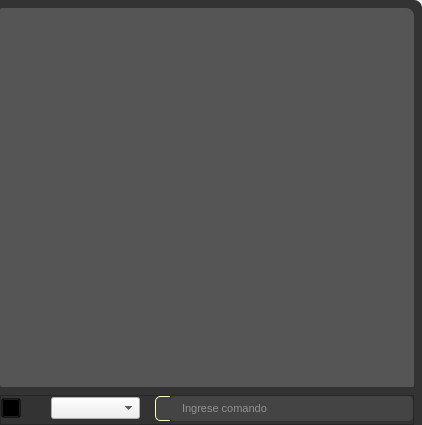
Old version of the form UI/frame_draw.ui in the repository edwinar13/MPM-UN.
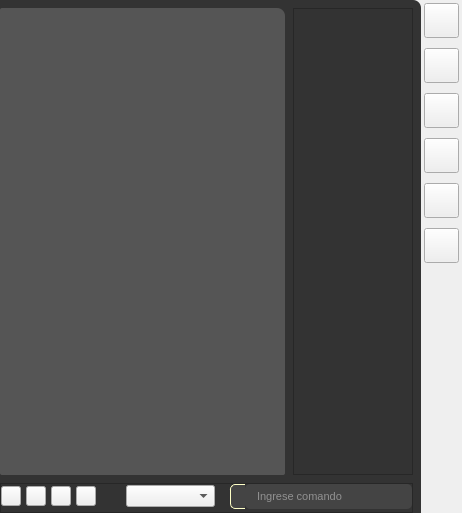
New version of the form. Icons and pictures are not drawn.

Patch:
```diff
--- a/UI/frame_draw.ui
+++ b/UI/frame_draw.ui
@@ -6,8 +6,8 @@
    <rect>
     <x>0</x>
     <y>0</y>
-    <width>422</width>
-    <height>425</height>
+    <width>462</width>
+    <height>513</height>
    </rect>
   </property>
   <property name="windowTitle">
@@ -69,7 +69,7 @@
 border-top-right-radius: 8px ;
 
 }
-QToolButton#toolButton_closeConsole{
+QToolButton[style_console_button=&quot;1&quot;]{
 background-color: transparent;
 }
 
@@ -100,6 +100,11 @@
 border-bottom: 1px solid rgb(254, 255, 198);
 }
 
+#undoView_draw{
+background-color: #333333;
+font: 300 10pt &quot;Ubuntu&quot;;
+color: #DDDDDD;
+}
 
 
 QLineEdit#lineEdit_console:hover {
@@ -111,6 +116,21 @@
 }
 */
 
+
+
+QToolButton[style_draw_button=&quot;1&quot;]{
+background-color: transparent;
+border: 1px solid #888888;
+border-radius: 3px ;
+}
+
+QToolButton[style_draw_button=&quot;1&quot;]:hover{ 
+background-color: #555555;
+}
+QToolButton[style_draw_button=&quot;1&quot;]:pressed{
+border-top: 2px solid #222222;
+border-left: 2px solid #222222;
+}  
 </string>
   </property>
   <layout class="QHBoxLayout" name="horizontalLayout_3">
@@ -194,46 +214,66 @@
           <number>0</number>
          </property>
          <item>
-          <widget class="QTextBrowser" name="textBrowser_2">
-           <property name="sizePolicy">
-            <sizepolicy hsizetype="Expanding" vsizetype="Expanding">
-             <horstretch>0</horstretch>
-             <verstretch>0</verstretch>
-            </sizepolicy>
-           </property>
-           <property name="minimumSize">
-            <size>
-             <width>0</width>
-             <height>38</height>
-            </size>
-           </property>
-           <property name="maximumSize">
-            <size>
-             <width>16777215</width>
-             <height>16777215</height>
-            </size>
-           </property>
-           <property name="styleSheet">
-            <string notr="true"/>
-           </property>
-           <property name="verticalScrollBarPolicy">
-            <enum>Qt::ScrollBarAlwaysOff</enum>
-           </property>
-           <property name="html">
-            <string>&lt;!DOCTYPE HTML PUBLIC &quot;-//W3C//DTD HTML 4.0//EN&quot; &quot;http://www.w3.org/TR/REC-html40/strict.dtd&quot;&gt;
+          <layout class="QHBoxLayout" name="horizontalLayout_16">
+           <item>
+            <widget class="QTextBrowser" name="textBrowser_2">
+             <property name="sizePolicy">
+              <sizepolicy hsizetype="Expanding" vsizetype="Expanding">
+               <horstretch>0</horstretch>
+               <verstretch>0</verstretch>
+              </sizepolicy>
+             </property>
+             <property name="minimumSize">
+              <size>
+               <width>0</width>
+               <height>38</height>
+              </size>
+             </property>
+             <property name="maximumSize">
+              <size>
+               <width>16777215</width>
+               <height>16777215</height>
+              </size>
+             </property>
+             <property name="styleSheet">
+              <string notr="true"/>
+             </property>
+             <property name="verticalScrollBarPolicy">
+              <enum>Qt::ScrollBarAlwaysOff</enum>
+             </property>
+             <property name="html">
+              <string>&lt;!DOCTYPE HTML PUBLIC &quot;-//W3C//DTD HTML 4.0//EN&quot; &quot;http://www.w3.org/TR/REC-html40/strict.dtd&quot;&gt;
 &lt;html&gt;&lt;head&gt;&lt;meta name=&quot;qrichtext&quot; content=&quot;1&quot; /&gt;&lt;meta charset=&quot;utf-8&quot; /&gt;&lt;style type=&quot;text/css&quot;&gt;
 p, li { white-space: pre-wrap; }
 hr { height: 1px; border-width: 0; }
 &lt;/style&gt;&lt;/head&gt;&lt;body style=&quot; font-family:'Segoe UI'; font-size:9pt; font-weight:400; font-style:normal;&quot;&gt;
 &lt;p style=&quot;-qt-paragraph-type:empty; margin-top:0px; margin-bottom:0px; margin-left:0px; margin-right:0px; -qt-block-indent:0; text-indent:0px;&quot;&gt;&lt;br /&gt;&lt;/p&gt;&lt;/body&gt;&lt;/html&gt;</string>
-           </property>
-           <property name="openExternalLinks">
-            <bool>false</bool>
-           </property>
-           <property name="openLinks">
-            <bool>false</bool>
-           </property>
-          </widget>
+             </property>
+             <property name="openExternalLinks">
+              <bool>false</bool>
+             </property>
+             <property name="openLinks">
+              <bool>false</bool>
+             </property>
+            </widget>
+           </item>
+           <item>
+            <widget class="QUndoView" name="undoView_draw">
+             <property name="sizePolicy">
+              <sizepolicy hsizetype="Expanding" vsizetype="Expanding">
+               <horstretch>0</horstretch>
+               <verstretch>0</verstretch>
+              </sizepolicy>
+             </property>
+             <property name="maximumSize">
+              <size>
+               <width>120</width>
+               <height>16777215</height>
+              </size>
+             </property>
+            </widget>
+           </item>
+          </layout>
          </item>
          <item>
           <widget class="QFrame" name="frame_console">
@@ -313,6 +353,159 @@
               <property name="toolButtonStyle">
                <enum>Qt::ToolButtonIconOnly</enum>
               </property>
+              <property name="style_console_button" stdset="0">
+               <string>1</string>
+              </property>
+             </widget>
+            </item>
+            <item>
+             <widget class="QToolButton" name="toolButton_zoomExtend">
+              <property name="sizePolicy">
+               <sizepolicy hsizetype="Fixed" vsizetype="Maximum">
+                <horstretch>0</horstretch>
+                <verstretch>0</verstretch>
+               </sizepolicy>
+              </property>
+              <property name="minimumSize">
+               <size>
+                <width>20</width>
+                <height>20</height>
+               </size>
+              </property>
+              <property name="maximumSize">
+               <size>
+                <width>20</width>
+                <height>20</height>
+               </size>
+              </property>
+              <property name="font">
+               <font>
+                <family>Ubuntu</family>
+                <pointsize>7</pointsize>
+               </font>
+              </property>
+              <property name="styleSheet">
+               <string notr="true"/>
+              </property>
+              <property name="text">
+               <string/>
+              </property>
+              <property name="icon">
+               <iconset>
+                <normaloff>../recursos/iconos/iconos_consola/zoom_extend.svg</normaloff>../recursos/iconos/iconos_consola/zoom_extend.svg</iconset>
+              </property>
+              <property name="iconSize">
+               <size>
+                <width>19</width>
+                <height>19</height>
+               </size>
+              </property>
+              <property name="toolButtonStyle">
+               <enum>Qt::ToolButtonIconOnly</enum>
+              </property>
+              <property name="style_console_button" stdset="0">
+               <string>1</string>
+              </property>
+             </widget>
+            </item>
+            <item>
+             <widget class="QToolButton" name="toolButton_zoomWindow">
+              <property name="sizePolicy">
+               <sizepolicy hsizetype="Fixed" vsizetype="Maximum">
+                <horstretch>0</horstretch>
+                <verstretch>0</verstretch>
+               </sizepolicy>
+              </property>
+              <property name="minimumSize">
+               <size>
+                <width>20</width>
+                <height>20</height>
+               </size>
+              </property>
+              <property name="maximumSize">
+               <size>
+                <width>20</width>
+                <height>20</height>
+               </size>
+              </property>
+              <property name="font">
+               <font>
+                <family>Ubuntu</family>
+                <pointsize>7</pointsize>
+               </font>
+              </property>
+              <property name="styleSheet">
+               <string notr="true"/>
+              </property>
+              <property name="text">
+               <string/>
+              </property>
+              <property name="icon">
+               <iconset>
+                <normaloff>../recursos/iconos/iconos_consola/zoom_window.svg</normaloff>../recursos/iconos/iconos_consola/zoom_window.svg</iconset>
+              </property>
+              <property name="iconSize">
+               <size>
+                <width>19</width>
+                <height>19</height>
+               </size>
+              </property>
+              <property name="toolButtonStyle">
+               <enum>Qt::ToolButtonIconOnly</enum>
+              </property>
+              <property name="style_console_button" stdset="0">
+               <string>1</string>
+              </property>
+             </widget>
+            </item>
+            <item>
+             <widget class="QToolButton" name="toolButton_views">
+              <property name="sizePolicy">
+               <sizepolicy hsizetype="Fixed" vsizetype="Fixed">
+                <horstretch>50</horstretch>
+                <verstretch>50</verstretch>
+               </sizepolicy>
+              </property>
+              <property name="minimumSize">
+               <size>
+                <width>20</width>
+                <height>20</height>
+               </size>
+              </property>
+              <property name="maximumSize">
+               <size>
+                <width>20</width>
+                <height>20</height>
+               </size>
+              </property>
+              <property name="font">
+               <font>
+                <family>Ubuntu</family>
+                <pointsize>7</pointsize>
+               </font>
+              </property>
+              <property name="styleSheet">
+               <string notr="true"/>
+              </property>
+              <property name="text">
+               <string/>
+              </property>
+              <property name="icon">
+               <iconset>
+                <normaloff>../recursos/iconos/iconos_consola/view_two.svg</normaloff>../recursos/iconos/iconos_consola/view_two.svg</iconset>
+              </property>
+              <property name="iconSize">
+               <size>
+                <width>19</width>
+                <height>19</height>
+               </size>
+              </property>
+              <property name="toolButtonStyle">
+               <enum>Qt::ToolButtonIconOnly</enum>
+              </property>
+              <property name="style_console_button" stdset="0">
+               <string>1</string>
+              </property>
              </widget>
             </item>
             <item>
@@ -444,6 +637,248 @@
        </widget>
       </widget>
      </item>
+     <item>
+      <layout class="QVBoxLayout" name="verticalLayout">
+       <property name="spacing">
+        <number>10</number>
+       </property>
+       <property name="leftMargin">
+        <number>3</number>
+       </property>
+       <property name="topMargin">
+        <number>3</number>
+       </property>
+       <property name="rightMargin">
+        <number>3</number>
+       </property>
+       <property name="bottomMargin">
+        <number>3</number>
+       </property>
+       <item>
+        <widget class="QToolButton" name="toolButton_cardMeshDrawPoint">
+         <property name="minimumSize">
+          <size>
+           <width>35</width>
+           <height>35</height>
+          </size>
+         </property>
+         <property name="maximumSize">
+          <size>
+           <width>35</width>
+           <height>35</height>
+          </size>
+         </property>
+         <property name="text">
+          <string/>
+         </property>
+         <property name="icon">
+          <iconset>
+           <normaloff>../recursos/iconos/iconos_menu_draw_mesh/point.svg</normaloff>../recursos/iconos/iconos_menu_draw_mesh/point.svg</iconset>
+         </property>
+         <property name="iconSize">
+          <size>
+           <width>35</width>
+           <height>35</height>
+          </size>
+         </property>
+         <property name="arrowType">
+          <enum>Qt::NoArrow</enum>
+         </property>
+         <property name="style_draw_button" stdset="0">
+          <string>1</string>
+         </property>
+        </widget>
+       </item>
+       <item>
+        <widget class="QToolButton" name="toolButton_cardMeshDrawLine">
+         <property name="minimumSize">
+          <size>
+           <width>35</width>
+           <height>35</height>
+          </size>
+         </property>
+         <property name="maximumSize">
+          <size>
+           <width>35</width>
+           <height>35</height>
+          </size>
+         </property>
+         <property name="text">
+          <string/>
+         </property>
+         <property name="icon">
+          <iconset>
+           <normaloff>../recursos/iconos/iconos_menu_draw_mesh/line.svg</normaloff>../recursos/iconos/iconos_menu_draw_mesh/line.svg</iconset>
+         </property>
+         <property name="iconSize">
+          <size>
+           <width>35</width>
+           <height>35</height>
+          </size>
+         </property>
+         <property name="arrowType">
+          <enum>Qt::NoArrow</enum>
+         </property>
+         <property name="style_draw_button" stdset="0">
+          <string>1</string>
+         </property>
+        </widget>
+       </item>
+       <item>
+        <widget class="QToolButton" name="toolButton_cardMeshDrawRect">
+         <property name="minimumSize">
+          <size>
+           <width>35</width>
+           <height>35</height>
+          </size>
+         </property>
+         <property name="maximumSize">
+          <size>
+           <width>35</width>
+           <height>35</height>
+          </size>
+         </property>
+         <property name="text">
+          <string/>
+         </property>
+         <property name="icon">
+          <iconset>
+           <normaloff>../recursos/iconos/iconos_menu_draw_mesh/rectangle.svg</normaloff>../recursos/iconos/iconos_menu_draw_mesh/rectangle.svg</iconset>
+         </property>
+         <property name="iconSize">
+          <size>
+           <width>35</width>
+           <height>35</height>
+          </size>
+         </property>
+         <property name="arrowType">
+          <enum>Qt::NoArrow</enum>
+         </property>
+         <property name="style_draw_button" stdset="0">
+          <number>1</number>
+         </property>
+        </widget>
+       </item>
+       <item>
+        <widget class="QToolButton" name="toolButton_cardMeshDrawMove">
+         <property name="minimumSize">
+          <size>
+           <width>35</width>
+           <height>35</height>
+          </size>
+         </property>
+         <property name="maximumSize">
+          <size>
+           <width>35</width>
+           <height>35</height>
+          </size>
+         </property>
+         <property name="text">
+          <string/>
+         </property>
+         <property name="icon">
+          <iconset>
+           <normaloff>../recursos/iconos/iconos_menu_draw_mesh/move.svg</normaloff>../recursos/iconos/iconos_menu_draw_mesh/move.svg</iconset>
+         </property>
+         <property name="iconSize">
+          <size>
+           <width>35</width>
+           <height>35</height>
+          </size>
+         </property>
+         <property name="arrowType">
+          <enum>Qt::NoArrow</enum>
+         </property>
+         <property name="style_draw_button" stdset="0">
+          <number>1</number>
+         </property>
+        </widget>
+       </item>
+       <item>
+        <widget class="QToolButton" name="toolButton_cardMeshDrawCopy">
+         <property name="minimumSize">
+          <size>
+           <width>35</width>
+           <height>35</height>
+          </size>
+         </property>
+         <property name="maximumSize">
+          <size>
+           <width>35</width>
+           <height>35</height>
+          </size>
+         </property>
+         <property name="text">
+          <string/>
+         </property>
+         <property name="icon">
+          <iconset>
+           <normaloff>../recursos/iconos/iconos_menu_draw_mesh/copy.svg</normaloff>../recursos/iconos/iconos_menu_draw_mesh/copy.svg</iconset>
+         </property>
+         <property name="iconSize">
+          <size>
+           <width>35</width>
+           <height>35</height>
+          </size>
+         </property>
+         <property name="arrowType">
+          <enum>Qt::NoArrow</enum>
+         </property>
+         <property name="style_draw_button" stdset="0">
+          <number>1</number>
+         </property>
+        </widget>
+       </item>
+       <item>
+        <widget class="QToolButton" name="toolButton_cardMeshDrawErase">
+         <property name="minimumSize">
+          <size>
+           <width>35</width>
+           <height>35</height>
+          </size>
+         </property>
+         <property name="maximumSize">
+          <size>
+           <width>35</width>
+           <height>35</height>
+          </size>
+         </property>
+         <property name="text">
+          <string/>
+         </property>
+         <property name="icon">
+          <iconset>
+           <normaloff>../recursos/iconos/iconos_menu_draw_mesh/erase.svg</normaloff>../recursos/iconos/iconos_menu_draw_mesh/erase.svg</iconset>
+         </property>
+         <property name="iconSize">
+          <size>
+           <width>35</width>
+           <height>35</height>
+          </size>
+         </property>
+         <property name="arrowType">
+          <enum>Qt::NoArrow</enum>
+         </property>
+         <property name="style_draw_button" stdset="0">
+          <number>1</number>
+         </property>
+        </widget>
+       </item>
+       <item>
+        <spacer name="verticalSpacer">
+         <property name="orientation">
+          <enum>Qt::Vertical</enum>
+         </property>
+         <property name="sizeHint" stdset="0">
+          <size>
+           <width>20</width>
+           <height>40</height>
+          </size>
+         </property>
+        </spacer>
+       </item>
+      </layout>
+     </item>
     </layout>
    </item>
   </layout>
```
